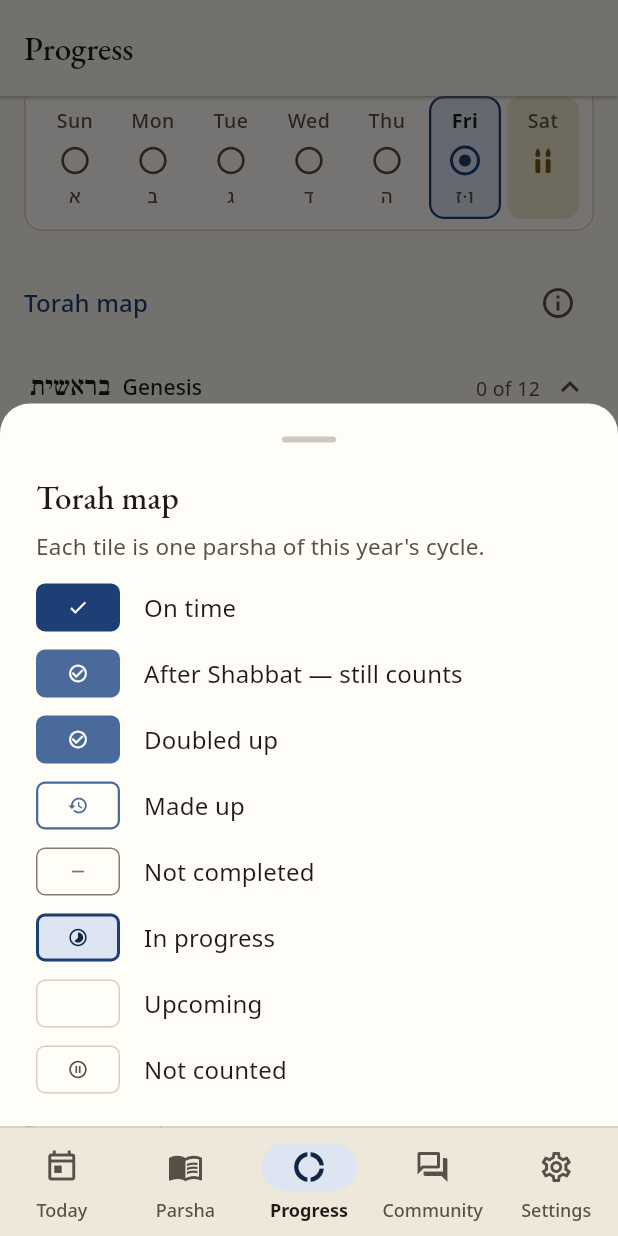
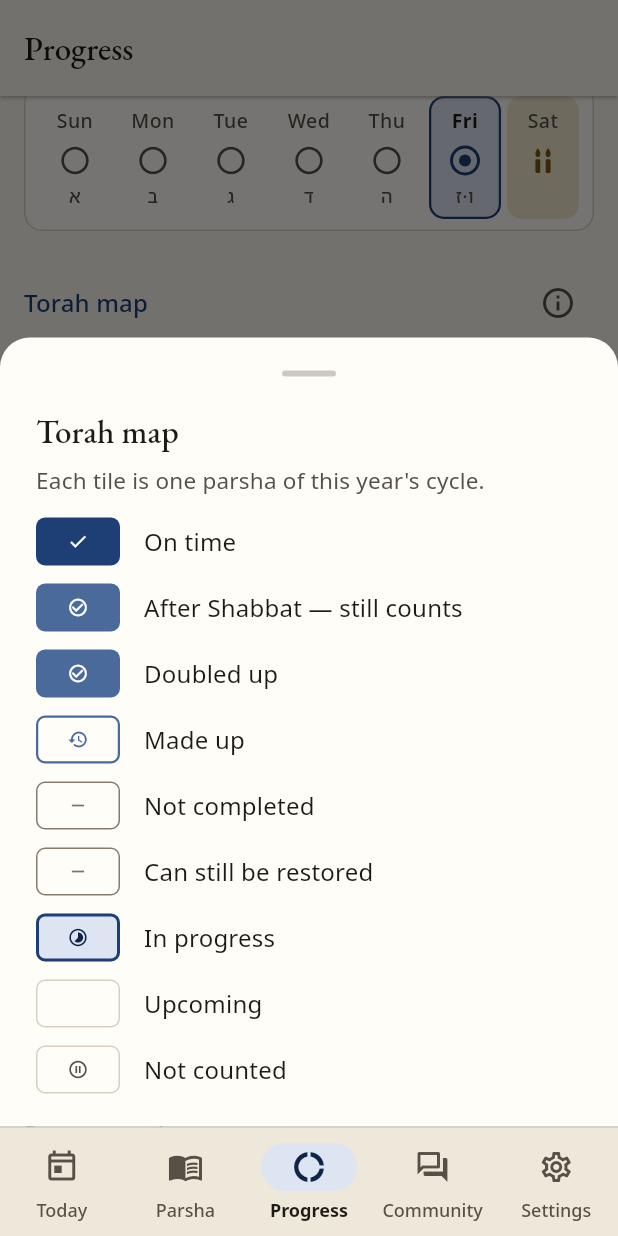
Before and after one commit to Shnayim-Mikrah-V-Echad-Targum/app, a Flutter app: the ProgressScreen screen opened by its route, scrolled down 576 dp, after a tap on the "info outline" icon, on a phone screen of 412 x 824 dp. Run offline on Flutter 3.47's test engine with Material 3 defaults, Android fonts, the phone set to English and light mode, and no system bars; our stand-ins replace flutter_local_notifications, flutter_riverpod, flutter_timezone, flutter_tts, go_router, package_info_plus and 5 more; accounts and stored records are empty.

Commit message:
Keep the Torah map's columns, the week strip's height and its whole slot
Torah map:
- The whole map dropped to fewer columns whenever the longest word of
  any name, set bold (Beha'alotcha), did not fit a tile: two columns on
  a 360 dp phone from about 1.03x text, even with Numbers folded, and one
  column on a 412 dp phone at 200%. Each book now keeps the window's
  columns (3, 4 or 6) and counts only its own words; a name whose word is
  too long for its tile is set just small enough to fit (80% at the
  least), and only text larger than that takes columns away. §6.14 and
  the grid test say so: three columns at Android's "Large" 1.15x on a
  360 dp phone, two at 200% on a 412 dp one.
- The legend had no row for "Can still be restored", which tiles of
  overdue weeks name in their tooltips and labels.

Week strip:
- The Yom Tov note wrapped to "Yom / Tov" in a 44 px box, making every
  day of a Yom Tov week a line taller. It now spans the whole day on one
  line, shrunk to fit if need be.
- The 2 px margins of each day lay outside its ink well, so the area a
  finger could tap was 44-47 px on phones from 384 to 411 dp, though
  the day's semantics node reported 48. A tap on the margins now opens
  the day too, so the whole slot is the target (§6.13).
- The Hebrew note read חג, which is wrong for Yom Kippur and fits Rosh
  Hashana poorly; it is now יו״ט, matching "Yom Tov" and the app's
  "שבת או יום טוב".

New tests: the map opens the next book when the week moves into it;
the Progress page's "This week's plan" header holds the legend button,
which opens the legend; and the contrast check now also covers the
filled days' weekday and aliyot text on their fills and the book
headers' counts, in light, sepia and high-contrast dark.

Co-Authored-By: Claude Opus 5.5 <noreply@anthropic.com>
Claude-Session: https://claude.ai/code/session_01FpCxE3pusCE35YFjz4NtTU

```diff
--- a/lib/features/progress/progress_screen.dart
+++ b/lib/features/progress/progress_screen.dart
@@ -351,19 +351,26 @@ class _TorahMapState extends ConsumerState<_TorahMap> {
     };
   }
 
-  /// The most columns the window allows (3, 4 or 6) whose tiles hold the
-  /// longest word of any name, so a name wraps between words, never inside
-  /// one. Only large text takes fewer.
+  /// A book's columns: the window's (3, 4 or 6), unless large text would
+  /// have to shrink the book's longest word below [_minNameScale] to fit a
+  /// tile. A name wraps between words, never inside one: a word a little too
+  /// long for its tile is set just small enough instead (see [_tile]).
   static int _columns(BuildContext context, double width, double longestWord) {
     final window = MediaQuery.sizeOf(context).width;
     final most = window >= Breakpoints.expanded ? 6 : (window >= Breakpoints.medium ? 4 : 3);
     for (var c = most; c > 1; c--) {
-      if (_tileWidth(width, c) - 2 * _tilePadding >= longestWord) return c;
+      if (_room(width, c) >= longestWord * _minNameScale) return c;
     }
     return 1;
   }
 
+  /// The least a name is shrunk to keep its longest word whole.
+  static const _minNameScale = 0.8;
+
   static double _tileWidth(double width, int columns) => (width - _tileGap * (columns - 1)) / columns;
+
+  /// The width a tile has for its name.
+  static double _room(double width, int columns) => _tileWidth(width, columns) - 2 * _tilePadding;
 
   @override
   Widget build(BuildContext context) {
@@ -386,10 +393,14 @@ class _TorahMapState extends ConsumerState<_TorahMap> {
       child: LayoutBuilder(
         builder: (context, constraints) {
           final words = _WordWidths(context);
-          // Any parsha may be the current one, which is set in bold.
-          final longest = repo.all.map((p) => words.longest(name(p), bold: true)).reduce(math.max);
-          final columns = _columns(context, constraints.maxWidth, longest);
-          final beside = _tileWidth(constraints.maxWidth, columns) - 2 * _tilePadding - _tileIcon - _tileIconGap;
+          final width = constraints.maxWidth;
+          // Each book its own columns, so a long word in one book never
+          // changes another's. Any parsha may be the current one, which is
+          // set in bold.
+          final columns = [
+            for (final book in books)
+              _columns(context, width, book.map((p) => words.longest(name(p), bold: true)).reduce(math.max)),
+          ];
           return Column(
             crossAxisAlignment: CrossAxisAlignment.stretch,
             children: [
@@ -406,8 +417,8 @@ class _TorahMapState extends ConsumerState<_TorahMap> {
                     padding: const EdgeInsets.only(top: 4, bottom: 16),
                     child: _grid(
                       context,
-                      [for (final p in books[b]) _tile(context, p, name(p), words, beside)],
-                      columns,
+                      [for (final p in books[b]) _tile(context, p, name(p), words, _room(width, columns[b]))],
+                      columns[b],
                     ),
                   ),
               ],
@@ -440,12 +451,14 @@ class _TorahMapState extends ConsumerState<_TorahMap> {
         ],
       );
 
-  /// [beside] is the room for a name beside an icon: a name with a longer
-  /// word goes under its icon instead.
-  Widget _tile(BuildContext context, PortionInfo p, String name, _WordWidths words, double beside) {
+  /// [room] is the tile's width for its name. A name with a word too long to
+  /// sit beside the icon goes under it, and one with a word too long for the
+  /// tile at all is set just small enough for it, so no word ever breaks.
+  Widget _tile(BuildContext context, PortionInfo p, String name, _WordWidths words, double room) {
     final (state, label) = _stateOf(context, p);
     final semantic = '$name: $label';
     final look = _lookOf(context, state);
+    final word = words.longest(name, bold: look.bold);
     // One node per tile, carrying the ink well's tap and focus.
     return Semantics(
       container: true,
@@ -458,7 +471,9 @@ class _TorahMapState extends ConsumerState<_TorahMap> {
           state: state,
           onTap: () => context.push('/week/${widget.cycle}:${p.id.number}'),
           name: name,
-          stacked: look.icon != null && words.longest(name, bold: look.bold) > beside,
+          stacked: look.icon != null && word > room - _tileIcon - _tileIconGap,
+          // A hair under, so rounding never wraps the word after all.
+          nameScale: word > room ? (room - 0.5) / word : 1,
         ),
       ),
     );
@@ -500,7 +515,14 @@ class _WordWidths {
 /// over the tile, so every tile's content sits in the same place whatever its
 /// border.
 class _TileFace extends StatelessWidget {
-  const _TileFace({required this.state, this.onTap, this.name, this.stacked = false, this.minHeight = 52});
+  const _TileFace({
+    required this.state,
+    this.onTap,
+    this.name,
+    this.stacked = false,
+    this.nameScale = 1,
+    this.minHeight = 52,
+  });
 
   final _TileState state;
   final VoidCallback? onTap;
@@ -510,13 +532,23 @@ class _TileFace extends StatelessWidget {
   /// with a word too long to share the line. Within the minimum height, so
   /// the tile is no taller for it.
   final bool stacked;
+
+  /// Below 1 for a name whose longest word would not fit the tile at the
+  /// reader's text size: the size it is set at, as a share of that.
+  final double nameScale;
   final double minHeight;
 
   @override
   Widget build(BuildContext context) {
     final look = _lookOf(context, state);
-    final enlarged = MediaQuery.textScalerOf(context).scale(1) > 1;
+    final scaler = MediaQuery.textScalerOf(context);
+    final enlarged = scaler.scale(1) > 1;
     final name = this.name;
+    final style = Theme.of(context).textTheme.labelMedium?.copyWith(
+          color: look.text,
+          fontWeight: look.bold ? FontWeight.w700 : null,
+        );
+    final fontSize = style?.fontSize ?? 13;
     final content = Container(
       constraints: BoxConstraints(minHeight: minHeight),
       padding: const EdgeInsets.symmetric(horizontal: _tilePadding, vertical: 6),
@@ -539,10 +571,8 @@ class _TileFace extends StatelessWidget {
                 // name is never cut short (WCAG 1.4.4).
                 maxLines: enlarged ? null : 2,
                 overflow: enlarged ? null : TextOverflow.ellipsis,
-                style: Theme.of(context).textTheme.labelMedium?.copyWith(
-                      color: look.text,
-                      fontWeight: look.bold ? FontWeight.w700 : null,
-                    ),
+                textScaler: nameScale < 1 ? TextScaler.linear(scaler.scale(fontSize) / fontSize * nameScale) : null,
+                style: style,
               ),
             ),
         ],
@@ -679,6 +709,8 @@ Future<void> _showTorahMapLegend(BuildContext context) => showAppSheet<void>(
           (_TileState.late, l.weekRestored),
           (_TileState.madeUp, l.weekMadeUp),
           (_TileState.missed, l.weekMissed),
+          // A tile's tooltip names it, so the legend names it too.
+          (_TileState.missed, l.weekOverdue),
           (_TileState.current, l.weekInProgress),
           (_TileState.upcoming, l.dayUpcoming),
           (_TileState.untracked, l.weekTransparent),
--- a/lib/l10n/app_en.arb
+++ b/lib/l10n/app_en.arb
@@ -280,7 +280,7 @@
   },
   "yomTovShort": "Yom Tov",
   "@yomTovShort": {
-    "description": "Under a Yom Tov day in the week strip, so it is not taken for Shabbat. Keep it to a word or two: the day is about 44 dp wide."
+    "description": "Under a Yom Tov day in the week strip (any Yom Tov, Yom Kippur and Rosh Hashana included), so it is not taken for Shabbat. Keep it short: the day is about 48 dp wide, and a longer word is shrunk to fit one line."
   },
   "dayChipLabel": "{day}: {status}",
   "@dayChipLabel": {
--- a/lib/l10n/app_he.arb
+++ b/lib/l10n/app_he.arb
@@ -101,7 +101,7 @@
   "dayUpcoming": "בהמשך",
   "dayNoReading": "אין קריאה מתוכננת",
   "dayToday": "היום",
-  "yomTovShort": "חג",
+  "yomTovShort": "יו״ט",
   "dayChipLabel": "{day}: {status}",
   "weekStripLabel": "התוכנית לשבוע זה",
   "weekOnTime": "בזמן",
--- a/lib/l10n/app_localizations.dart
+++ b/lib/l10n/app_localizations.dart
@@ -704,7 +704,7 @@ abstract class AppLocalizations {
   /// **'Today'**
   String get dayToday;
 
-  /// Under a Yom Tov day in the week strip, so it is not taken for Shabbat. Keep it to a word or two: the day is about 44 dp wide.
+  /// Under a Yom Tov day in the week strip (any Yom Tov, Yom Kippur and Rosh Hashana included), so it is not taken for Shabbat. Keep it short: the day is about 48 dp wide, and a longer word is shrunk to fit one line.
   ///
   /// In en, this message translates to:
   /// **'Yom Tov'**
--- a/lib/l10n/app_localizations_he.dart
+++ b/lib/l10n/app_localizations_he.dart
@@ -398,7 +398,7 @@ class AppLocalizationsHe extends AppLocalizations {
   String get dayToday => 'היום';
 
   @override
-  String get yomTovShort => 'חג';
+  String get yomTovShort => 'יו״ט';
 
   @override
   String dayChipLabel(String day, String status) {
--- a/lib/ui/widgets/progress_widgets.dart
+++ b/lib/ui/widgets/progress_widgets.dart
@@ -893,9 +893,10 @@ class WeekStrip extends StatelessWidget {
     // Shabbat, that it is one, so Simchat Torah is not taken for Shabbat.
     final yomTov = rest && !d.isShabbat;
     final note = yomTov ? l.yomTovShort : (dayAliyot.isEmpty ? null : aliyahOrdinals(dayAliyot));
+    final noteStyle = theme.textTheme.labelSmall?.copyWith(color: scheme.onSurfaceVariant);
     final content = Container(
       constraints: const BoxConstraints(minHeight: 68),
-      padding: const EdgeInsets.symmetric(horizontal: _inset, vertical: 8),
+      padding: const EdgeInsets.symmetric(vertical: 8),
       // A foreground border, so today's content sits exactly where the
       // other days' does.
       foregroundDecoration: isToday
@@ -903,12 +904,15 @@ class WeekStrip extends StatelessWidget {
           : null,
       child: Column(
         children: [
-          Text(
+          Padding(
+            padding: const EdgeInsets.symmetric(horizontal: _inset),
+            child: Text(
               names.weekdayShort(d),
               textAlign: TextAlign.center,
               style: theme.textTheme.labelMedium?.copyWith(
                 color: isToday ? scheme.onSurface : scheme.onSurfaceVariant,
                 fontWeight: isToday ? FontWeight.w700 : null,
+              ),
             ),
           ),
           const SizedBox(height: 8),
@@ -920,12 +924,24 @@ class WeekStrip extends StatelessWidget {
           ),
           if (note != null) ...[
             const SizedBox(height: 4),
-            Text(
+            if (yomTov)
+              // One line across the whole day, shrunk a little if need be
+              // ("Yom Tov" is about 50 px; a day on a 412 dp phone has 48),
+              // so a Yom Tov week is no taller than any other.
+              FittedBox(
+                fit: BoxFit.scaleDown,
+                child: Text(note, maxLines: 1, softWrap: false, style: noteStyle),
+              )
+            else
+              Padding(
+                padding: const EdgeInsets.symmetric(horizontal: _inset),
+                child: Text(
                   note,
                   textAlign: TextAlign.center,
                   // Ordinals read right to left in either UI.
-              textDirection: yomTov ? null : TextDirection.rtl,
-              style: theme.textTheme.labelSmall?.copyWith(color: scheme.onSurfaceVariant),
+                  textDirection: TextDirection.rtl,
+                  style: noteStyle,
+                ),
               ),
           ],
         ],
@@ -933,31 +949,27 @@ class WeekStrip extends StatelessWidget {
     );
     final fill = rest ? SeferColors.of(context).restWash : (isToday ? scheme.primaryContainer : null);
     final interactive = planned != null && onDayTap != null;
+    void tap() => onDayTap!(planned!);
     final body = interactive
-        ? SeferInkWell(
-            borderRadius: _dayRadius,
-            onTap: () => onDayTap!(planned),
-            child: ExcludeSemantics(child: content),
-          )
+        ? SeferInkWell(borderRadius: _dayRadius, onTap: tap, child: ExcludeSemantics(child: content))
         : ExcludeSemantics(child: content);
-    // One node per day, the size of its slot (margins and all), carrying the
-    // ink well's tap and focus.
-    return Semantics(
-      container: true,
-      button: interactive,
-      label: semantic,
-      child: Padding(
+    Widget day = Padding(
       // Outside the ink well, so its focus ring hugs the day.
       padding: const EdgeInsets.symmetric(horizontal: _margin),
       child: Tooltip(
         message: semantic,
         excludeFromSemantics: true,
-          child: fill == null
-              ? body
-              : Ink(decoration: BoxDecoration(color: fill, borderRadius: _dayRadius), child: body),
-        ),
+        child: fill == null ? body : Ink(decoration: BoxDecoration(color: fill, borderRadius: _dayRadius), child: body),
       ),
     );
+    // The margins answer a tap too, so the whole slot, at least 48 dp, is
+    // the target a finger has (the ink well's own taps win inside it).
+    if (interactive) {
+      day = GestureDetector(behavior: HitTestBehavior.opaque, excludeFromSemantics: true, onTap: tap, child: day);
+    }
+    // One node per day, the size of its slot (margins and all), carrying the
+    // ink well's tap and focus.
+    return Semantics(container: true, button: interactive, label: semantic, child: day);
   }
 }
 
```
Also changed, not shown: 5 other files. Lines whose indentation alone changed are shown as unchanged.
